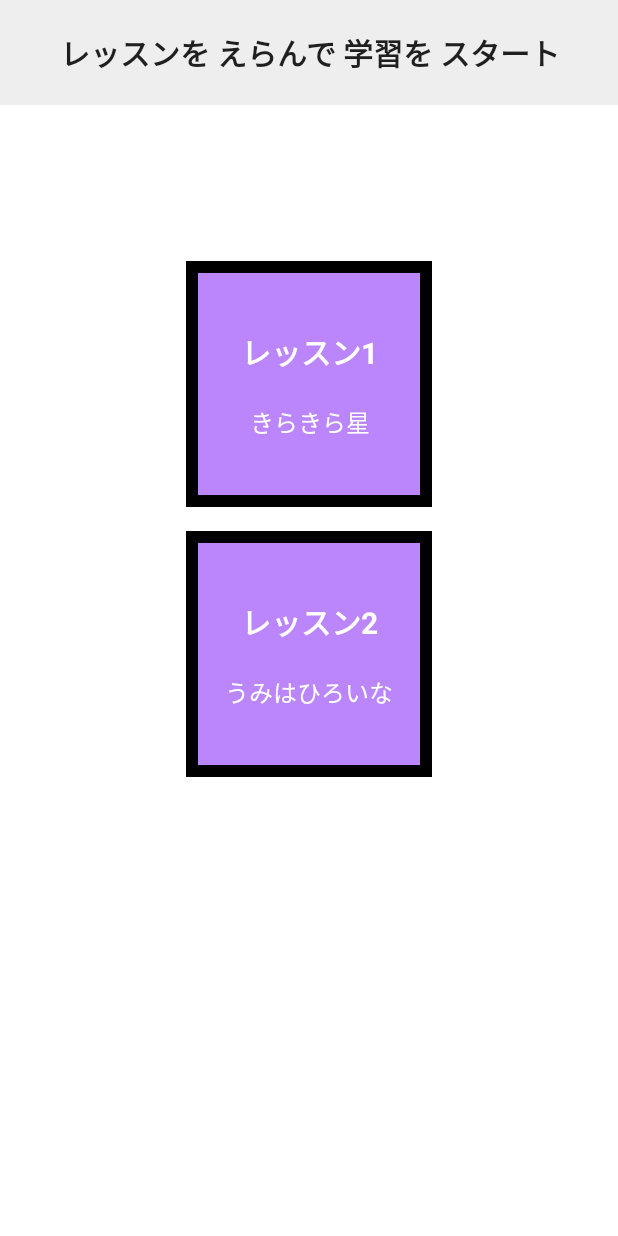
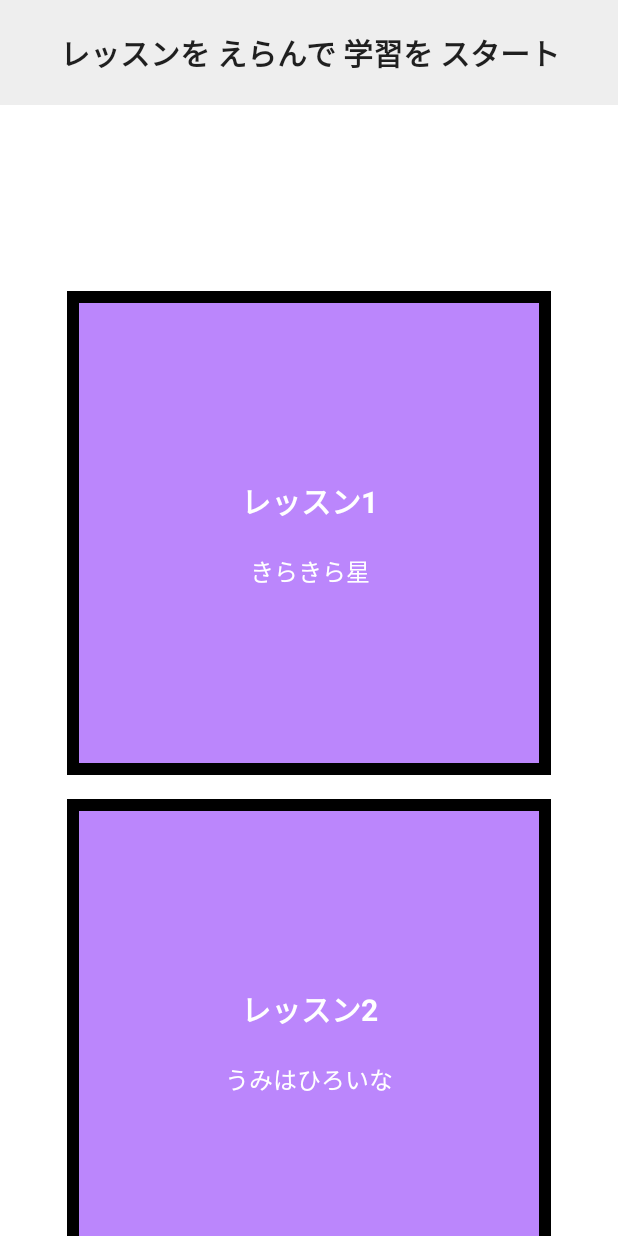
Before and after one commit to mohachi8/MusicEducationTest, an Android app built with Jetpack Compose: the screen it shows after launch (MainActivity), on a phone screen of 412 x 824 dp. Run offline under Robolectric (Android 15) with nearby library versions, the phone set to English and light mode, and no system bars.

Commit message:
一部コメントアウト等を追加

```diff
--- a/app/src/main/java/com/example/musiceducationtest/MainActivity.kt
+++ b/app/src/main/java/com/example/musiceducationtest/MainActivity.kt
@@ -15,39 +15,40 @@ import androidx.navigation.compose.rememberNavController
 class MainActivity : ComponentActivity() {
     override fun onCreate(savedInstanceState: Bundle?) {
         super.onCreate(savedInstanceState)
-        setContent {
-            MusicEducationTestTheme {
+        setContent { // Jetpack Compose を使ってUIを記述
+            MusicEducationTestTheme { // アプリケーションのテーマ
                 val navController = rememberNavController()
                 val currentRoute =
                     navController.currentBackStackEntryAsState().value?.destination?.route
-
-
                 Surface(
                     modifier = Modifier.fillMaxSize(),
                     color = MaterialTheme.colors.background
                 ) {
                     Scaffold(
-                        topBar = { TopBar(navController) },
-                        bottomBar = {
+                        topBar = { TopBar(navController) }, // トップバー
+                        bottomBar = { // ボトムバー
                             if (currentRoute != "questionSelection") {
                                 BottomNavigationBar(navController)
                             }
                         }
-                    ) { innerPadding ->
-                        NavHost(
+                    ) { innerPadding -> // メインコンテンツ
+                        NavHost( // ナビゲーションの管理
                             navController,
-                            startDestination = "questionSelection",
+                            startDestination = "questionSelection", // 最初に表示される画面
                             Modifier.padding(innerPadding)
                         ) {
+                            // 問題選択画面
                             composable("questionSelection") { QuestionSelectionScreen(navController) }
+                            // 問題説明画面。lessonIdによって表示される内容が切り替わる。
                             composable("explanation/{lessonId}") { backStackEntry ->
                                 val lessonId = backStackEntry.arguments?.getString("lessonId")
-                                    ?: "defaultLessonId"
+                                    ?: "defaultLessonId" // デフォルト値
                                 ExplanationScreen(lessonId, navController)
                             }
+                            // 学習画面。lessonIdによって表示される内容が切り替わる。
                             composable("songComposition/{lessonId}") { backStackEntry ->
                                 val lessonId = backStackEntry.arguments?.getString("lessonId")
-                                    ?: "defaultLessonId"
+                                    ?: "defaultLessonId" // デフォルト値
                                 SongCompositionScreen(lessonId, navController)
                             }
                         }
--- a/app/src/main/java/com/example/musiceducationtest/QuestionSelectionScreen.kt
+++ b/app/src/main/java/com/example/musiceducationtest/QuestionSelectionScreen.kt
@@ -12,6 +12,8 @@ import androidx.compose.runtime.Composable
 import androidx.compose.ui.Alignment
 import androidx.compose.ui.Modifier
 import androidx.compose.ui.graphics.Color
+import androidx.compose.ui.platform.LocalConfiguration
+import androidx.compose.ui.platform.LocalDensity
 import androidx.compose.ui.text.font.FontWeight
 import androidx.compose.ui.unit.dp
 import androidx.compose.ui.unit.sp
@@ -25,11 +27,17 @@ fun QuestionSelectionScreen(navController: NavController) {
     val viewModel: LessonViewModel = viewModel()
     val lessons = viewModel.allLessons
 
+
+    Column() {
+        Spacer(modifier = Modifier.height(100.dp))
         LazyVerticalGrid(
             columns = GridCells.Adaptive(300.dp),
             contentPadding = PaddingValues(16.dp),
             modifier = Modifier
-            .padding(start = 100.dp, end = 100.dp, top = 80.dp)
+                .fillMaxWidth()
+                .padding(horizontal = with(LocalDensity.current) {
+                    (LocalConfiguration.current.screenWidthDp.dp.toPx() * 0.05f).toDp()
+                })
         ) {
             items(lessons) { lesson ->
                 LessonBox(
@@ -37,6 +45,7 @@ fun QuestionSelectionScreen(navController: NavController) {
                     viewModel = viewModel,
                     navController = navController
                 )
+            }
         }
     }
 }
```
Lines whose indentation alone changed are shown as unchanged.
